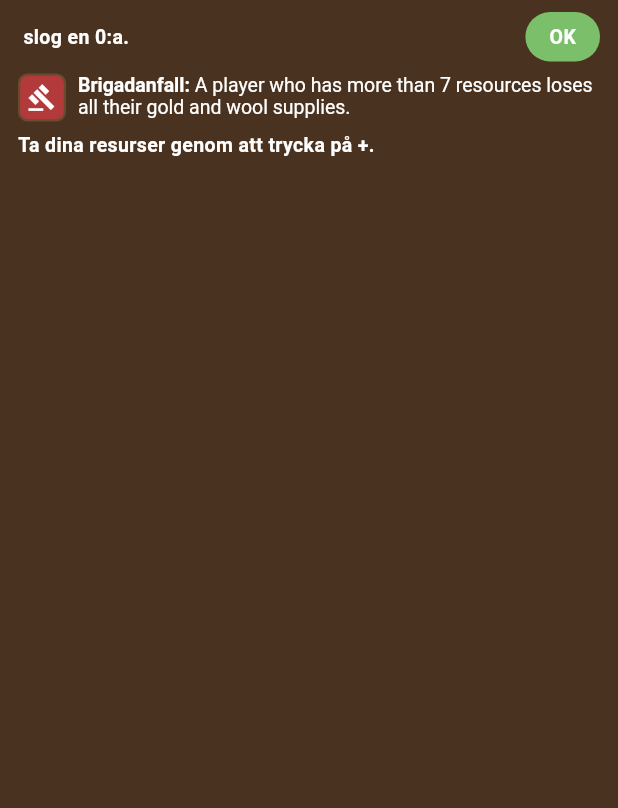
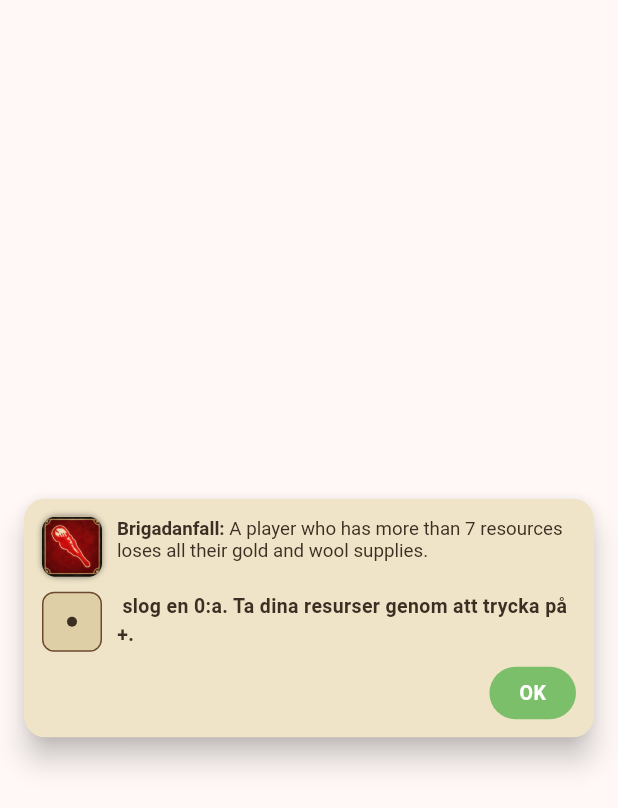
Before and after one commit to KKandenas/CatanRivals, a Flutter app: the DiceRollSummaryBanner widget shown alone on an empty page, opened directly with empty values, on a phone screen of 412 x 824 dp. Shown: the top 808 px of the screen. Run offline on Flutter 3.47's test engine with Material 3 defaults, Android fonts, the phone set to English and light mode, and no system bars; our stand-ins replace firebase_core, firebase_database, flutter_riverpod; accounts and stored records are empty.

Commit message:
Snyggare tärningspopup, riktiga bilder för händelsetärningen, alltid synliga tärningar
- Använder de bilder du laddade upp för händelsetärningens fem symboler
  (assets/images/dice/) i stället för Material-ikoner – EventDieIcon
  visar nu den riktiga bilden.
- Händelsetärningen står nu alltid bredvid produktionstärningen, i
  samma storlek (56×56), redan innan första kastet den här matchen
  (samma "väntar"-tärningsikon-på-pergament som produktionstärningen
  hade sedan tidigare) – inte bara efter att något slagits.
- DiceRollSummaryBanner (popupen efter ett kast) är omgjord till samma
  rundade pergaments-kortstil som kortförstoringen/bekräftelserutorna
  i stället för den gamla platta bannerraden: produktionstärningens
  prickar står till vänster om "Du slog en X:a...", händelsetärningens
  bild till vänster om dess rad.

```diff
--- a/lib/ui/screens/game_board_screen.dart
+++ b/lib/ui/screens/game_board_screen.dart
@@ -277,14 +277,14 @@ class _GameBoardScreenState extends ConsumerState<GameBoardScreen> {
                                 onTap: () => _handleResult(
                                     context, notifier.rollProductionDie()),
                               ),
-                              // Händelsetärningen slås samtidigt (se
-                              // EventDieFace) – visas kvar här som en
-                              // ständig påminnelse om senaste utfallet,
-                              // inte bara i den tillfälliga popupen ovan.
-                              if (state.eventDieFace != null) ...[
-                                const SizedBox(height: 6),
-                                EventDieIcon(face: state.eventDieFace!),
-                              ],
+                              // Händelsetärningen slås samtidigt som
+                              // produktionstärningen (se EventDieFace) –
+                              // visas alltid tillsammans med den, även
+                              // innan första kastet (samma "väntar"-
+                              // utseende, samma storlek), inte bara i
+                              // den tillfälliga popupen ovan.
+                              const SizedBox(height: 6),
+                              EventDieIcon(face: state.eventDieFace),
                             ],
                           ),
                         ),
--- a/lib/ui/theme/catan_assets.dart
+++ b/lib/ui/theme/catan_assets.dart
@@ -12,9 +12,20 @@ class CatanAssets {
   static const String _locations = 'assets/images/cards/locations';
   static const String _icons = 'assets/images/cards/icons';
   static const String _ui = 'assets/images/ui';
+  static const String _dice = 'assets/images/dice';
 
   static const String lobbyBackground = '$_ui/lobby_background.png';
   static const String boardBackground = '$_ui/board_background.png';
+
+  /// Händelsetärningens sex sidor (se [EventDieFace]) – de fem
+  /// symbolerna från regelhäftets referenskort.
+  static const String eventDieBrigandAttack =
+      '$_dice/event_brigand_attack.jpg';
+  static const String eventDieTrade = '$_dice/event_trade.jpg';
+  static const String eventDieCelebration = '$_dice/event_celebration.jpg';
+  static const String eventDiePlentifulHarvest =
+      '$_dice/event_plentiful_harvest.jpg';
+  static const String eventDieEventCard = '$_dice/event_card.jpg';
 
   /// Landskapsfoto för en resurstyp, t.ex. ResourceType.wool -> wool.png.
   static String resourcePhoto(ResourceType type) =>
--- a/lib/ui/widgets/dice_roll_summary_banner.dart
+++ b/lib/ui/widgets/dice_roll_summary_banner.dart
@@ -2,21 +2,24 @@ import 'package:flutter/material.dart';
 
 import '../../models/models.dart';
 import '../theme/catan_colors.dart';
+import 'dice_face.dart';
 import 'event_die_icon.dart';
 
-/// Popup högst upp (inte en dialogruta – se nedan) som visar vad de två
-/// tärningarna (produktions- och händelsetärningen, se [EventDieFace])
-/// slog och vad som ska göras, synlig för båda spelarna (produktions-
-/// och händelsetärningens utfall synkas redan via [TurnState]).
-/// Ersätter den gamla, enklare banner-raden som bara visade
-/// produktionstalet.
+/// Popup högst upp som visar vad de två tärningarna (produktions- och
+/// händelsetärningen, se [EventDieFace]) slog och vad som ska göras,
+/// synlig för båda spelarna (utfallen synkas redan via [TurnState]).
+/// Samma rundade pergaments-kortstil som kortförstoringen
+/// (`showCardDetail`)/`BuildConfirmCard` i stället för den gamla,
+/// platta banner-raden – produktionstärningens prickar står till
+/// vänster om "Du slog en X:a ...", händelsetärningens symbol till
+/// vänster om dess rad.
 ///
 /// Ordningen på raderna beror på [EventDieFace.resolveBeforeResources]
 /// (regelhäftets referenskort: allt utom brigadanfallet görs EFTER att
 /// resurserna tagits, brigadanfallet görs INNAN) – bara instruktionen
 /// visas, appen genomför inget automatiskt.
 ///
-/// En vanlig rad i sidflödet (inte en dialogruta), precis som
+/// En vanlig widget i sidflödet (inte `showDialog`), precis som
 /// [TradePhaseCard] – så att regionernas +/- knappar går att trycka på
 /// medan den syns. Stängs manuellt med "OK", eller visas på nytt för
 /// varje nytt kast (se `key: ValueKey(...)` i game_board_screen.dart).
@@ -48,21 +51,42 @@ class _DiceRollSummaryBannerState extends State<DiceRollSummaryBanner> {
     final who = widget.rolledByMe ? 'Du' : widget.opponentName;
     final face = widget.eventDieFace;
 
-    const resourceLine = Text(
-      'Ta dina resurser genom att trycka på +.',
-      style: TextStyle(
-          color: Colors.white, fontSize: 13, fontWeight: FontWeight.w600),
+    final resourceLine = Row(
+      crossAxisAlignment: CrossAxisAlignment.start,
+      children: [
+        Container(
+          width: 40,
+          height: 40,
+          decoration: BoxDecoration(
+            color: CatanColors.parchmentDark,
+            borderRadius: BorderRadius.circular(8),
+            border: Border.all(color: CatanColors.woodFrame),
+          ),
+          alignment: Alignment.center,
+          child: DiceFace(
+              value: widget.productionRoll, size: 30, dotColor: CatanColors.ink),
+        ),
+        const SizedBox(width: 10),
+        Expanded(
+          child: Text(
+            '$who slog en ${widget.productionRoll}:a. Ta dina resurser genom '
+            'att trycka på +.',
+            style: const TextStyle(
+                fontSize: 13, fontWeight: FontWeight.w600, color: CatanColors.ink),
+          ),
+        ),
+      ],
     );
 
     final eventLine = Row(
       crossAxisAlignment: CrossAxisAlignment.start,
       children: [
-        EventDieIcon(face: face, size: 32),
-        const SizedBox(width: 8),
+        EventDieIcon(face: face, size: 40),
+        const SizedBox(width: 10),
         Expanded(
           child: RichText(
             text: TextSpan(
-              style: const TextStyle(color: Colors.white, fontSize: 13),
+              style: const TextStyle(color: CatanColors.ink, fontSize: 12.5),
               children: [
                 TextSpan(
                     text: '${face.swedishName}: ',
@@ -75,30 +99,37 @@ class _DiceRollSummaryBannerState extends State<DiceRollSummaryBanner> {
       ],
     );
 
-    return Container(
-      width: double.infinity,
-      color: CatanColors.woodFrameDark,
-      padding: const EdgeInsets.symmetric(horizontal: 12, vertical: 8),
+    return Center(
+      child: ConstrainedBox(
+        constraints: const BoxConstraints(maxWidth: 380),
+        child: Material(
+          color: CatanColors.parchment,
+          borderRadius: BorderRadius.circular(14),
+          clipBehavior: Clip.antiAlias,
+          elevation: 8,
+          child: Padding(
+            padding: const EdgeInsets.all(12),
             child: Column(
-        crossAxisAlignment: CrossAxisAlignment.start,
+              mainAxisSize: MainAxisSize.min,
+              crossAxisAlignment: CrossAxisAlignment.stretch,
               children: [
-          Row(
-            children: [
-              Expanded(
-                child: Text(
-                  '$who slog en ${widget.productionRoll}:a.',
-                  style: const TextStyle(
-                      color: Colors.white,
-                      fontSize: 13,
-                      fontWeight: FontWeight.w600),
-                ),
-              ),
-              const SizedBox(width: 10),
-              GestureDetector(
+                if (face.resolveBeforeResources) ...[
+                  eventLine,
+                  const SizedBox(height: 10),
+                  resourceLine,
+                ] else ...[
+                  resourceLine,
+                  const SizedBox(height: 10),
+                  eventLine,
+                ],
+                const SizedBox(height: 10),
+                Align(
+                  alignment: Alignment.centerRight,
+                  child: GestureDetector(
                     onTap: () => setState(() => _dismissed = true),
                     child: Container(
-                  padding:
-                      const EdgeInsets.symmetric(horizontal: 16, vertical: 7),
+                      padding: const EdgeInsets.symmetric(
+                          horizontal: 20, vertical: 8),
                       decoration: BoxDecoration(
                         color: const Color(0xFF7CBF6A),
                         borderRadius: BorderRadius.circular(999),
@@ -112,19 +143,11 @@ class _DiceRollSummaryBannerState extends State<DiceRollSummaryBanner> {
                       ),
                     ),
                   ),
+                ),
               ],
             ),
-          const SizedBox(height: 8),
-          if (face.resolveBeforeResources) ...[
-            eventLine,
-            const SizedBox(height: 6),
-            resourceLine,
-          ] else ...[
-            resourceLine,
-            const SizedBox(height: 6),
-            eventLine,
-          ],
-        ],
+          ),
+        ),
       ),
     );
   }
--- a/lib/ui/widgets/event_die_icon.dart
+++ b/lib/ui/widgets/event_die_icon.dart
@@ -1,53 +1,53 @@
 import 'package:flutter/material.dart';
 
 import '../../models/models.dart';
+import '../theme/catan_assets.dart';
 import '../theme/catan_colors.dart';
 
-/// Symbolen för en av händelsetärningens sex sidor (se [EventDieFace]).
-/// Ingen egen tärningsbild finns i tillgångarna, så symbolerna ritas som
-/// en färgad platta med en Material-ikon i stället – samma kvadratiska,
-/// rundade form som produktionstärningens [DiceFace]-platta.
+/// Symbolen för en av händelsetärningens sex sidor (se [EventDieFace]),
+/// med bilderna från regelhäftets referenskort. `face: null` visar en
+/// tärningsplatta som väntar på sitt första kast den här matchen –
+/// samma "väntar"-utseende (tärningsikon på pergament) som
+/// [DiceRollButton] innan produktionstärningen slagits första gången,
+/// så båda tärningarna alltid syns tillsammans, i samma storlek.
 class EventDieIcon extends StatelessWidget {
-  final EventDieFace face;
+  final EventDieFace? face;
   final double size;
 
-  const EventDieIcon({super.key, required this.face, this.size = 40});
+  const EventDieIcon({super.key, required this.face, this.size = 56});
 
-  static const Map<EventDieFace, IconData> _icons = {
-    EventDieFace.brigandAttack: Icons.gavel,
-    EventDieFace.trade: Icons.balance,
-    EventDieFace.celebration: Icons.celebration,
-    EventDieFace.plentifulHarvest: Icons.eco,
-    EventDieFace.eventCard: Icons.help,
-  };
-
-  static const Map<EventDieFace, Color> _backgrounds = {
-    EventDieFace.brigandAttack: Color(0xFFB33A3A),
-    EventDieFace.trade: CatanColors.parchment,
-    EventDieFace.celebration: Color(0xFF4F6F45),
-    EventDieFace.plentifulHarvest: Color(0xFFD3A038),
-    EventDieFace.eventCard: Color(0xFF9B9B9B),
+  static const Map<EventDieFace, String> _images = {
+    EventDieFace.brigandAttack: CatanAssets.eventDieBrigandAttack,
+    EventDieFace.trade: CatanAssets.eventDieTrade,
+    EventDieFace.celebration: CatanAssets.eventDieCelebration,
+    EventDieFace.plentifulHarvest: CatanAssets.eventDiePlentifulHarvest,
+    EventDieFace.eventCard: CatanAssets.eventDieEventCard,
   };
 
   @override
   Widget build(BuildContext context) {
-    final background = _backgrounds[face]!;
-    final onDark = background == const Color(0xFFB33A3A) ||
-        background == const Color(0xFF4F6F45);
     return Container(
       width: size,
       height: size,
       decoration: BoxDecoration(
-        color: background,
-        borderRadius: BorderRadius.circular(size * 0.2),
-        border: Border.all(color: CatanColors.woodFrame, width: 1.5),
+        color: CatanColors.parchment,
+        borderRadius: BorderRadius.circular(10),
+        boxShadow: const [
+          BoxShadow(color: Colors.black45, blurRadius: 3),
+        ],
       ),
       alignment: Alignment.center,
-      child: Icon(
-        _icons[face],
-        size: size * 0.6,
-        color: onDark ? Colors.white : CatanColors.ink,
-      ),
+      child: face == null
+          ? Icon(Icons.casino, size: size * 0.57, color: CatanColors.inkSoft)
+          : ClipRRect(
+              borderRadius: BorderRadius.circular(9),
+              child: Image.asset(
+                _images[face]!,
+                fit: BoxFit.cover,
+                errorBuilder: (context, error, stackTrace) =>
+                    Icon(Icons.help, size: size * 0.57, color: CatanColors.ink),
+              ),
+            ),
     );
   }
 }
--- a/pubspec.yaml
+++ b/pubspec.yaml
@@ -39,3 +39,4 @@ flutter:
     - assets/images/cards/dioramas/
     - assets/images/cards/icons/
     - assets/images/ui/
+    - assets/images/dice/
```
Also changed, not shown: assets/images/dice/event_brigand_attack.jpg (added), assets/images/dice/event_card.jpg (added), assets/images/dice/event_celebration.jpg (added), assets/images/dice/event_plentiful_harvest.jpg (added), assets/images/dice/event_trade.jpg (added). Lines whose indentation alone changed are shown as unchanged.
